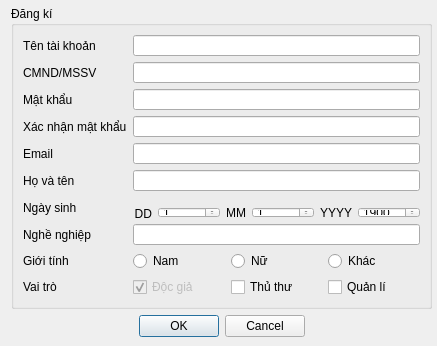
This is Qt GUI/LIBPRO/signup.ui in quocanh1897/LibraryPro---Qt-app as Qt 5 draws it before an edit. The edited form follows.
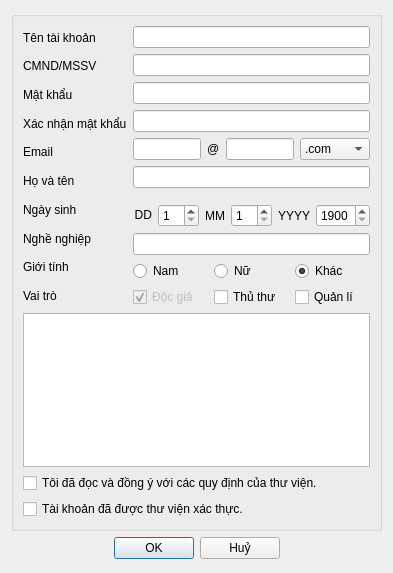
This is the edited form. Icons and pictures are not drawn.

The edit to the form file:
```diff
--- a/Qt GUI/LIBPRO/signup.ui
+++ b/Qt GUI/LIBPRO/signup.ui
@@ -6,8 +6,8 @@
    <rect>
     <x>0</x>
     <y>0</y>
-    <width>437</width>
-    <height>346</height>
+    <width>381</width>
+    <height>573</height>
    </rect>
   </property>
   <property name="windowTitle">
@@ -17,116 +17,154 @@
    <iconset>
     <normaloff>:/images/signupicon.png</normaloff>:/images/signupicon.png</iconset>
   </property>
-  <widget class="QWidget" name="">
-   <property name="geometry">
-    <rect>
-     <x>11</x>
-     <y>6</y>
-     <width>421</width>
-     <height>331</height>
-    </rect>
-   </property>
-   <layout class="QVBoxLayout" name="verticalLayout">
+  <layout class="QVBoxLayout" name="verticalLayout_4">
     <item>
      <widget class="QGroupBox" name="groupBox">
       <property name="title">
-       <string>Đăng kí</string>
-      </property>
-      <layout class="QGridLayout" name="gridLayout">
-       <item row="10" column="2">
-        <layout class="QHBoxLayout" name="horizontalLayout_4">
+      <string/>
+     </property>
+     <layout class="QVBoxLayout" name="verticalLayout_3">
          <item>
-          <widget class="QRadioButton" name="radioButton_male">
-           <property name="text">
-            <string>Nam</string>
-           </property>
-          </widget>
-         </item>
+       <layout class="QHBoxLayout" name="horizontalLayout_6">
          <item>
-          <widget class="QRadioButton" name="radioButton_female">
-           <property name="text">
-            <string>Nữ</string>
-           </property>
-          </widget>
-         </item>
+         <layout class="QVBoxLayout" name="verticalLayout_2">
          <item>
-          <widget class="QRadioButton" name="radioButton_others">
-           <property name="text">
-            <string>Khác</string>
-           </property>
-          </widget>
-         </item>
-        </layout>
-       </item>
-       <item row="3" column="2">
-        <widget class="QLineEdit" name="lineEdit_confirm">
-         <property name="echoMode">
-          <enum>QLineEdit::Password</enum>
-         </property>
-        </widget>
-       </item>
-       <item row="1" column="2">
-        <widget class="QLineEdit" name="lineEdit_id"/>
-       </item>
-       <item row="2" column="0">
-        <widget class="QLabel" name="label_3">
-         <property name="text">
-          <string>Mật khẩu</string>
-         </property>
-        </widget>
-       </item>
-       <item row="0" column="0">
         <widget class="QLabel" name="label">
          <property name="text">
           <string>Tên tài khoản</string>
          </property>
         </widget>
        </item>
-       <item row="0" column="2">
-        <widget class="QLineEdit" name="lineEdit_account"/>
-       </item>
-       <item row="1" column="0">
+          <item>
         <widget class="QLabel" name="label_2">
          <property name="text">
           <string>CMND/MSSV</string>
          </property>
         </widget>
        </item>
-       <item row="8" column="0">
-        <widget class="QLabel" name="label_7">
+          <item>
+           <widget class="QLabel" name="label_3">
          <property name="text">
-          <string>Nghề nghiệp</string>
+             <string>Mật khẩu</string>
          </property>
         </widget>
        </item>
-       <item row="2" column="2">
-        <widget class="QLineEdit" name="lineEdit_pass">
-         <property name="echoMode">
-          <enum>QLineEdit::Password</enum>
-         </property>
-         <property name="readOnly">
-          <bool>false</bool>
-         </property>
-        </widget>
-       </item>
-       <item row="4" column="0">
+          <item>
+           <widget class="QLabel" name="label_8">
+            <property name="text">
+             <string>Xác nhận mật khẩu</string>
+            </property>
+           </widget>
+          </item>
+          <item>
         <widget class="QLabel" name="label_4">
          <property name="text">
           <string>Email</string>
          </property>
         </widget>
        </item>
-       <item row="6" column="0">
+          <item>
+           <widget class="QLabel" name="label_6">
+            <property name="text">
+             <string>Họ và tên</string>
+            </property>
+           </widget>
+          </item>
+          <item>
         <widget class="QLabel" name="label_5">
          <property name="text">
           <string>Ngày sinh</string>
          </property>
         </widget>
        </item>
-       <item row="4" column="2">
+          <item>
+           <widget class="QLabel" name="label_7">
+            <property name="text">
+             <string>Nghề nghiệp</string>
+            </property>
+           </widget>
+          </item>
+          <item>
+           <widget class="QLabel" name="label_14">
+            <property name="text">
+             <string>Giới tính</string>
+            </property>
+           </widget>
+          </item>
+          <item>
+           <widget class="QLabel" name="label_9">
+            <property name="text">
+             <string>Vai trò</string>
+            </property>
+           </widget>
+          </item>
+         </layout>
+        </item>
+        <item>
+         <layout class="QVBoxLayout" name="verticalLayout">
+          <item>
+           <widget class="QLineEdit" name="lineEdit_account"/>
+          </item>
+          <item>
+           <widget class="QLineEdit" name="lineEdit_id"/>
+          </item>
+          <item>
+           <widget class="QLineEdit" name="lineEdit_pass">
+            <property name="echoMode">
+             <enum>QLineEdit::Password</enum>
+            </property>
+            <property name="readOnly">
+             <bool>false</bool>
+            </property>
+           </widget>
+          </item>
+          <item>
+           <widget class="QLineEdit" name="lineEdit_confirm">
+            <property name="echoMode">
+             <enum>QLineEdit::Password</enum>
+            </property>
+           </widget>
+          </item>
+          <item>
+           <layout class="QHBoxLayout" name="horizontalLayout_5">
+            <item>
         <widget class="QLineEdit" name="lineEdit_email"/>
        </item>
-       <item row="6" column="2">
+            <item>
+             <widget class="QLabel" name="label_10">
+              <property name="text">
+               <string>@</string>
+              </property>
+             </widget>
+            </item>
+            <item>
+             <widget class="QLineEdit" name="lineEdit_email2"/>
+            </item>
+            <item>
+             <widget class="QComboBox" name="comboBox">
+              <item>
+               <property name="text">
+                <string>.com</string>
+               </property>
+              </item>
+              <item>
+               <property name="text">
+                <string>.vn</string>
+               </property>
+              </item>
+              <item>
+               <property name="text">
+                <string>.com.vn</string>
+               </property>
+              </item>
+             </widget>
+            </item>
+           </layout>
+          </item>
+          <item>
+           <widget class="QLineEdit" name="lineEdit_username"/>
+          </item>
+          <item>
         <layout class="QHBoxLayout" name="horizontalLayout" stretch="0,1,0,1,0,1">
          <property name="leftMargin">
           <number>1</number>
@@ -208,10 +246,38 @@
          </item>
         </layout>
        </item>
-       <item row="8" column="2">
+          <item>
         <widget class="QLineEdit" name="lineEdit_job"/>
        </item>
-       <item row="11" column="2">
+          <item>
+           <layout class="QHBoxLayout" name="horizontalLayout_4">
+            <item>
+             <widget class="QRadioButton" name="radioButton_male">
+              <property name="text">
+               <string>Nam</string>
+              </property>
+             </widget>
+            </item>
+            <item>
+             <widget class="QRadioButton" name="radioButton_female">
+              <property name="text">
+               <string>Nữ</string>
+              </property>
+             </widget>
+            </item>
+            <item>
+             <widget class="QRadioButton" name="radioButton_others">
+              <property name="text">
+               <string>Khác</string>
+              </property>
+              <property name="checked">
+               <bool>true</bool>
+              </property>
+             </widget>
+            </item>
+           </layout>
+          </item>
+          <item>
         <layout class="QHBoxLayout" name="horizontalLayout_2">
          <item>
           <widget class="QCheckBox" name="checkBox_reader">
@@ -242,37 +308,27 @@
          </item>
         </layout>
        </item>
-       <item row="3" column="0">
-        <widget class="QLabel" name="label_8">
-         <property name="text">
-          <string>Xác nhận mật khẩu</string>
-         </property>
-        </widget>
-       </item>
-       <item row="10" column="0">
-        <widget class="QLabel" name="label_14">
-         <property name="text">
-          <string>Giới tính</string>
-         </property>
-        </widget>
-       </item>
-       <item row="11" column="0">
-        <widget class="QLabel" name="label_9">
+         </layout>
+        </item>
+       </layout>
+      </item>
+      <item>
+       <widget class="QPlainTextEdit" name="plainTextEdit_2"/>
+      </item>
+      <item>
+       <widget class="QCheckBox" name="read">
          <property name="text">
-          <string>Vai trò</string>
+         <string>Tôi đã đọc và đồng ý với các quy định của thư viện.</string>
          </property>
         </widget>
        </item>
-       <item row="5" column="0">
-        <widget class="QLabel" name="label_6">
+      <item>
+       <widget class="QCheckBox" name="xacthuc">
          <property name="text">
-          <string>Họ và tên</string>
+         <string>Tài khoản đã được thư viện xác thực.</string>
          </property>
         </widget>
        </item>
-       <item row="5" column="2">
-        <widget class="QLineEdit" name="lineEdit_username"/>
-       </item>
       </layout>
      </widget>
     </item>
@@ -313,7 +369,7 @@
          </sizepolicy>
         </property>
         <property name="text">
-         <string>Cancel</string>
+        <string>Huỷ</string>
         </property>
        </widget>
       </item>
@@ -332,13 +388,23 @@
       </item>
      </layout>
     </item>
-   </layout>
-  </widget>
-  <zorder>layoutWidget</zorder>
-  <zorder>pushButton</zorder>
-  <zorder>horizontalSpacer</zorder>
-  <zorder>horizontalSpacer_2</zorder>
- </widget>
- <resources/>
+   <item>
+    <spacer name="verticalSpacer">
+     <property name="orientation">
+      <enum>Qt::Vertical</enum>
+     </property>
+     <property name="sizeHint" stdset="0">
+      <size>
+       <width>20</width>
+       <height>40</height>
+      </size>
+     </property>
+    </spacer>
+   </item>
+  </layout>
+ </widget>
+ <resources>
+  <include location="src.qrc"/>
+ </resources>
  <connections/>
 </ui>
```
Left out of the diff: 4 changed lines with no effect on the pictures. Lines whose indentation alone changed are shown as unchanged.
